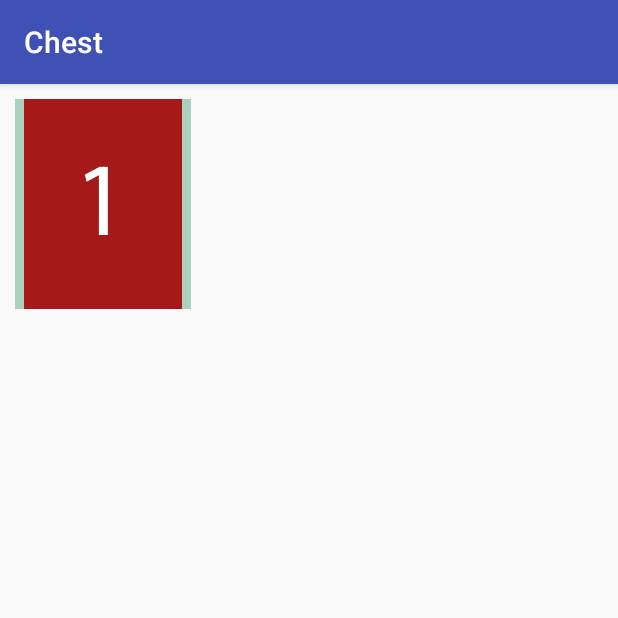
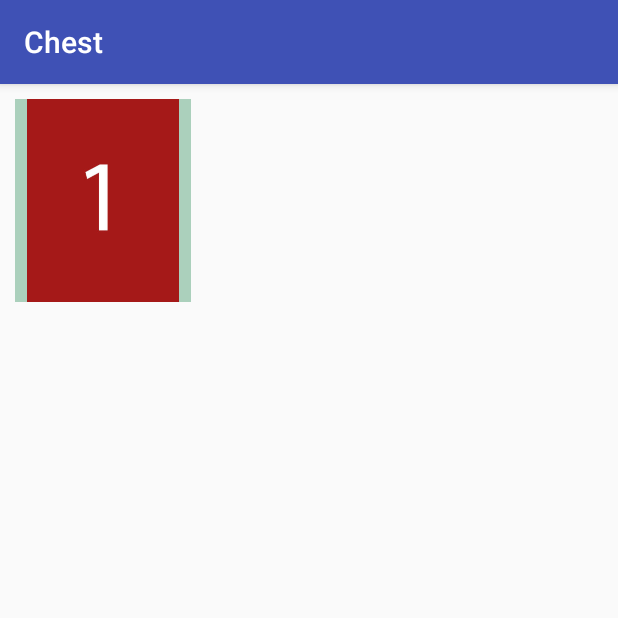
Before and after one commit to trungtvit/Chest, an Android app: the ListCardActivity screen opened directly, with no data from a screen before it, on a phone screen of 412 x 824 dp, the top half of it. Run offline under Robolectric (Android 15) with nearby library versions, the phone set to English and light mode, and no system bars.

Commit message:
Update 3/1

```diff
--- a/app/src/main/res/layout/activity_list_card.xml
+++ b/app/src/main/res/layout/activity_list_card.xml
@@ -1,6 +1,5 @@
 <?xml version="1.0" encoding="utf-8"?>
-
 <android.support.v7.widget.RecyclerView xmlns:android="http://schemas.android.com/apk/res/android"
     android:id="@+id/rcvListCard"
     android:layout_width="match_parent"
-    android:layout_height="wrap_content"></android.support.v7.widget.RecyclerView>
+    android:layout_height="match_parent" />
--- a/app/src/main/res/layout/item_list_card.xml
+++ b/app/src/main/res/layout/item_list_card.xml
@@ -3,4 +3,4 @@
     android:id="@+id/imgCard"
     android:background="#ABD0BC"
     android:layout_width="wrap_content"
-    android:layout_height="140dp" />
+    android:layout_height="135dp" />
```
